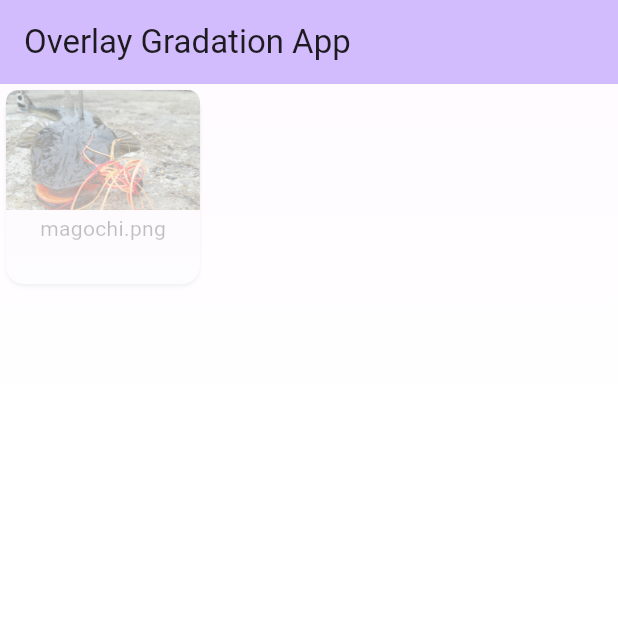
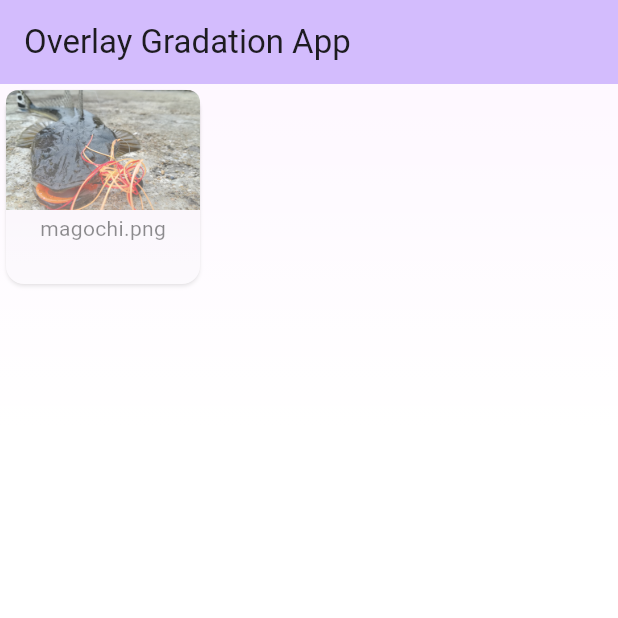
Before and after one commit to yass97/overlay-gradation-flutter, a Flutter app: the screen it shows after launch, on a phone screen of 412 x 824 dp, the top half of it. Run offline on Flutter 3.47's test engine with Material 3 defaults, Android fonts, the light colour scheme and no system bars.

Commit message:
Remove stack widget

```diff
--- a/lib/main.dart
+++ b/lib/main.dart
@@ -61,20 +61,15 @@ class _ImageListPageState extends State<_ImageListPage> {
             crossAxisCount: 3,
             children: _assets.map(_CardItem.new).toList(),
           ),
-          Stack(
-            alignment: AlignmentDirectional.topCenter,
-            children: [
           Container(
             foregroundDecoration: BoxDecoration(
               gradient: LinearGradient(
-                    colors: [Colors.white.withOpacity(0.5), Colors.white],
+                colors: [Colors.white.withOpacity(0.1), Colors.white],
                 stops: const [0, 0.3],
                 begin: Alignment.topCenter,
                 end: Alignment.bottomCenter,
               ),
             ),
-              ),
-            ],
           ),
         ],
       ),
```
Lines whose indentation alone changed are shown as unchanged.
